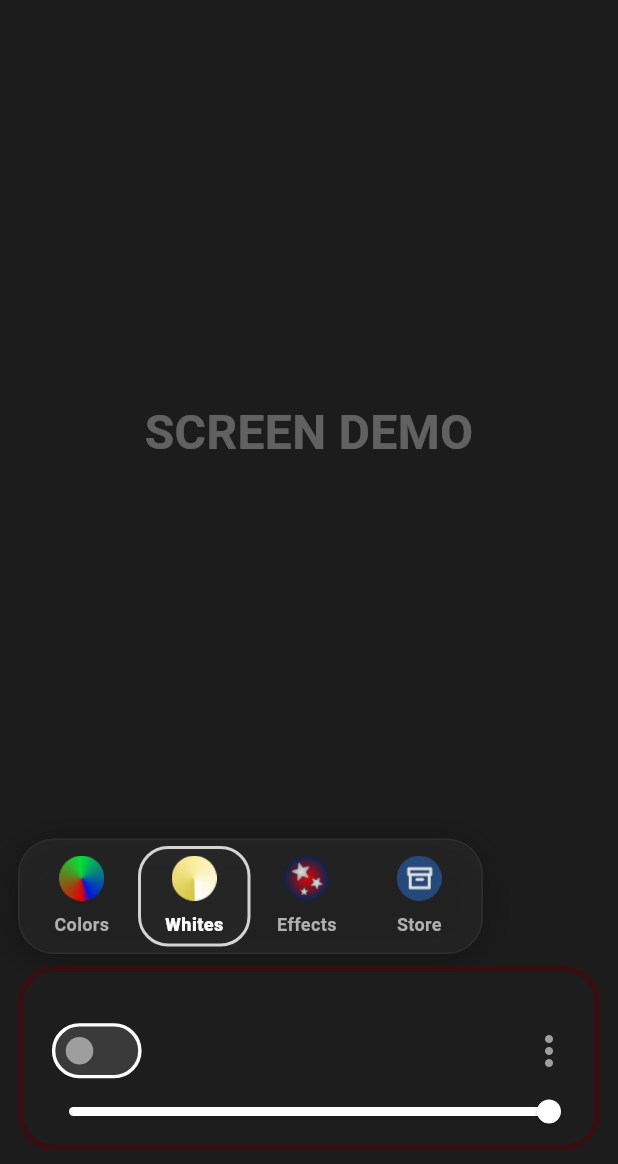
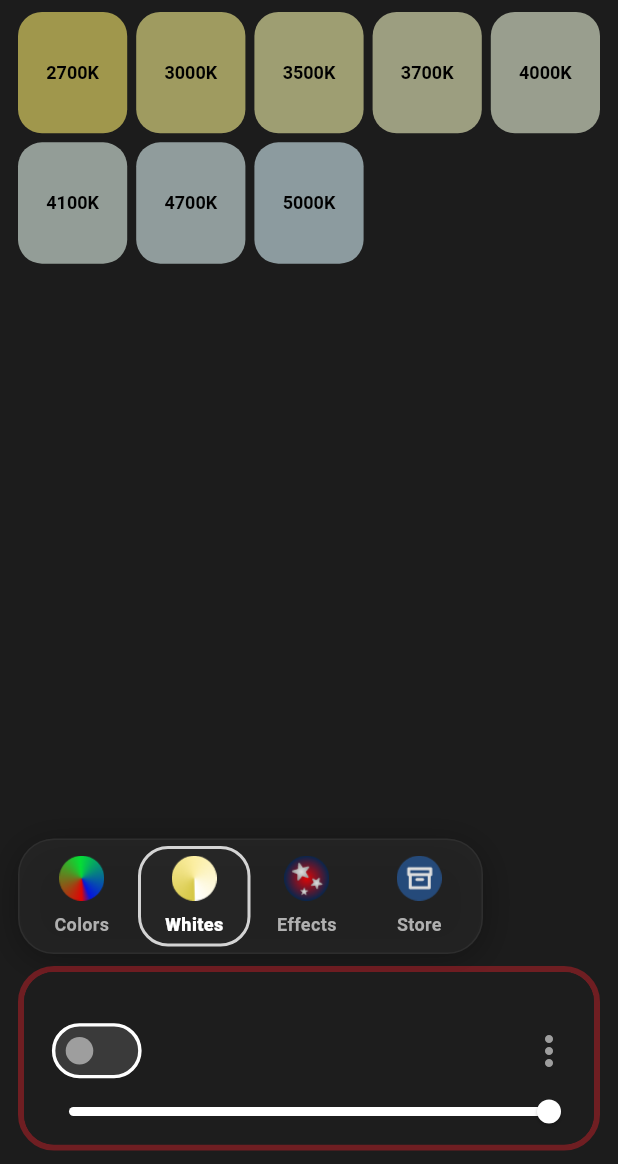
Before and after one commit to JoshFazekas/Haven_3.0, a Flutter app: the ColorsTabView screen opened directly with empty values, after a tap on "Whites", on a phone screen of 412 x 824 dp, the part 72-1236 px from its top. Run offline on Flutter 3.47's test engine with Material 3 defaults, Android fonts, the phone set to English and light mode, and no system bars; our stand-ins replace flutter_blue_plus, flutter_secure_storage, image_picker, lottie, permission_handler, shared_preferences; missing offline and left inert: network_info_plus, wifi_iot; accounts and stored records are empty; Roboto replaces fonts that are missing (SpaceMono).

Commit message:
few tweaks here and there

```diff
--- a/lib/screens/colors_tab_view.dart
+++ b/lib/screens/colors_tab_view.dart
@@ -163,18 +163,17 @@ class _ColorsTabViewState extends State<ColorsTabView>
       body: SafeArea(
         child: Column(
           children: [
-            const SizedBox(height: 10),
             // Color palette grid
             Expanded(
               child: Padding(
-                padding: const EdgeInsets.only(left: 12, right: 12, bottom: 15),
+                padding: const EdgeInsets.only(left: 6, right: 6, bottom: 0),
                 child: GridView.builder(
                   clipBehavior: Clip.none,
-                  padding: const EdgeInsets.all(12),
+                  padding: const EdgeInsets.symmetric(horizontal: 6, vertical: 0),
                   gridDelegate: const SliverGridDelegateWithFixedCrossAxisCount(
                     crossAxisCount: 5,
-                    crossAxisSpacing: 8,
-                    mainAxisSpacing: 8,
+                    crossAxisSpacing: 6,
+                    mainAxisSpacing: 6,
                     childAspectRatio: 0.9,
                   ),
                   itemCount:
@@ -303,12 +302,7 @@ class _ColorsTabViewState extends State<ColorsTabView>
                 decoration: BoxDecoration(
                   borderRadius: BorderRadius.circular(24),
                   border: Border.all(
-                    color: HSLColor.fromColor(_selectedColor)
-                        .withLightness(
-                          HSLColor.fromColor(_selectedColor).lightness * 0.3,
-                        )
-                        .toColor()
-                        .withOpacity(0.6),
+                    color: _selectedColor.withOpacity(0.4),
                     width: 4,
                   ),
                 ),
@@ -319,19 +313,12 @@ class _ColorsTabViewState extends State<ColorsTabView>
                     color: _isOn
                         ? (_brightness == 0
                               ? const Color(0xFF212121)
-                              : HSLColor.fromColor(_selectedColor)
-                                    .withLightness(
-                                      (HSLColor.fromColor(
-                                                _selectedColor,
-                                              ).lightness *
-                                              0.15) +
-                                          (HSLColor.fromColor(
-                                                _selectedColor,
-                                              ).lightness *
-                                              0.35 *
-                                              (_brightness / 100)),
-                                    )
-                                    .toColor())
+                              : Color.fromRGBO(
+                                  _selectedColor.red,
+                                  _selectedColor.green,
+                                  _selectedColor.blue,
+                                  0.15 + (0.35 * (_brightness / 100)),
+                                ))
                         : const Color(0xFF1D1D1D),
                     borderRadius: BorderRadius.circular(20),
                   ),
@@ -388,14 +375,7 @@ class _ColorsTabViewState extends State<ColorsTabView>
                               onChanged: (_) => _onToggleTap(),
                               activeColor: Colors.white,
                               activeTrackColor: _isOn
-                                  ? HSLColor.fromColor(_selectedColor)
-                                        .withLightness(
-                                          HSLColor.fromColor(
-                                                _selectedColor,
-                                              ).lightness *
-                                              0.3,
-                                        )
-                                        .toColor()
+                                  ? _selectedColor.withOpacity(0.5)
                                   : null,
                               inactiveThumbColor: Colors.grey,
                               inactiveTrackColor: const Color(0xFF3A3A3A),
--- a/lib/screens/whites_tab_view.dart
+++ b/lib/screens/whites_tab_view.dart
@@ -37,10 +37,21 @@ class _WhitesTabViewState extends State<WhitesTabView> {
   late bool _isOn;
   late double _brightness;
 
+  final Map<String, Color> _whiteTemperatures = {
+    '2700K': const Color(0xFFF8E96C),
+    '3000K': const Color(0xFFF6F08E),
+    '3500K': const Color(0xFFF4F4AC),
+    '3700K': const Color(0xFFF2F4C2),
+    '4000K': const Color(0xFFECF5DA),
+    '4100K': const Color(0xFFE3F3E9),
+    '4700K': const Color(0xFFDDF1F2),
+    '5000K': const Color(0xFFD6EFF6),
+  };
+
   @override
   void initState() {
     super.initState();
-    _selectedColor = widget.initialColor ?? Colors.white;
+    _selectedColor = widget.initialColor ?? const Color(0xFFF8E96C);
     _isOn = widget.initialIsOn ?? false;
     _brightness = widget.initialBrightness ?? 100.0;
   }
@@ -91,18 +102,87 @@ class _WhitesTabViewState extends State<WhitesTabView> {
       body: SafeArea(
         child: Column(
           children: [
-            const SizedBox(height: 10),
-            // Demo content area
+            // White temperature grid
             Expanded(
-              child: Center(
-                child: Text(
-                  'SCREEN DEMO',
-                  style: TextStyle(
-                    fontFamily: 'SpaceMono',
-                    fontSize: 32,
-                    fontWeight: FontWeight.bold,
-                    color: Colors.white.withOpacity(0.3),
+              child: Padding(
+                padding: const EdgeInsets.only(left: 6, right: 6, bottom: 0),
+                child: GridView.builder(
+                  clipBehavior: Clip.none,
+                  padding: const EdgeInsets.symmetric(horizontal: 6, vertical: 0),
+                  gridDelegate: const SliverGridDelegateWithFixedCrossAxisCount(
+                    crossAxisCount: 5,
+                    crossAxisSpacing: 6,
+                    mainAxisSpacing: 6,
+                    childAspectRatio: 0.9,
                   ),
+                  itemCount: _whiteTemperatures.length,
+                  itemBuilder: (context, index) {
+                    final tempName = _whiteTemperatures.keys.elementAt(index);
+                    final color = _whiteTemperatures[tempName]!;
+                    final isSelected = color == _selectedColor;
+
+                    // Darken white temperatures when not selected
+                    // This includes when a non-white color is selected
+                    final displayColor = isSelected
+                        ? color
+                        : Color.fromRGBO(
+                            color.red,
+                            color.green,
+                            color.blue,
+                            0.6,
+                          );
+
+                    return GestureDetector(
+                      onTap: () {
+                        HapticFeedback.mediumImpact();
+                        setState(() {
+                          _selectedColor = color;
+                          // If toggle is off, turn it on when a color is selected
+                          if (!_isOn) {
+                            _isOn = true;
+                          }
+                        });
+                        debugPrint('White temperature selected: $tempName - $color');
+                      },
+                      child: AnimatedContainer(
+                        duration: const Duration(milliseconds: 300),
+                        curve: Curves.easeInOut,
+                        decoration: BoxDecoration(
+                          color: displayColor,
+                          borderRadius: BorderRadius.circular(16),
+                          border: isSelected
+                              ? Border.all(color: Colors.white, width: 4)
+                              : Border.all(color: Colors.transparent, width: 4),
+                          boxShadow: isSelected
+                              ? [
+                                  BoxShadow(
+                                    color: color.withOpacity(0.6),
+                                    blurRadius: 12,
+                                    spreadRadius: 3,
+                                  ),
+                                ]
+                              : null,
+                        ),
+                        transform: isSelected
+                            ? Matrix4.identity().scaled(1.05)
+                            : Matrix4.identity(),
+                        child: Center(
+                          child: AnimatedDefaultTextStyle(
+                            duration: const Duration(milliseconds: 300),
+                            style: TextStyle(
+                              fontFamily: 'SpaceMono',
+                              fontSize: isSelected ? 13 : 12,
+                              fontWeight: isSelected
+                                  ? FontWeight.w900
+                                  : FontWeight.bold,
+                              color: Colors.black,
+                            ),
+                            child: Text(tempName, textAlign: TextAlign.center),
+                          ),
+                        ),
+                      ),
+                    );
+                  },
                 ),
               ),
             ),
@@ -129,12 +209,7 @@ class _WhitesTabViewState extends State<WhitesTabView> {
         decoration: BoxDecoration(
           borderRadius: BorderRadius.circular(24),
           border: Border.all(
-            color: HSLColor.fromColor(_selectedColor)
-                .withLightness(
-                  HSLColor.fromColor(_selectedColor).lightness * 0.3,
-                )
-                .toColor()
-                .withOpacity(0.6),
+            color: _selectedColor.withOpacity(0.4),
             width: 4,
           ),
         ),
@@ -145,19 +220,12 @@ class _WhitesTabViewState extends State<WhitesTabView> {
             color: _isOn
                 ? (_brightness == 0
                       ? const Color(0xFF212121)
-                      : HSLColor.fromColor(_selectedColor)
-                            .withLightness(
-                              (HSLColor.fromColor(
-                                        _selectedColor,
-                                      ).lightness *
-                                      0.15) +
-                                  (HSLColor.fromColor(
-                                        _selectedColor,
-                                      ).lightness *
-                                      0.35 *
-                                      (_brightness / 100)),
-                            )
-                            .toColor())
+                      : Color.fromRGBO(
+                          _selectedColor.red,
+                          _selectedColor.green,
+                          _selectedColor.blue,
+                          0.15 + (0.35 * (_brightness / 100)),
+                        ))
                 : const Color(0xFF1D1D1D),
             borderRadius: BorderRadius.circular(20),
           ),
@@ -211,14 +279,7 @@ class _WhitesTabViewState extends State<WhitesTabView> {
                       },
                       activeColor: Colors.white,
                       activeTrackColor: _isOn
-                          ? HSLColor.fromColor(_selectedColor)
-                                .withLightness(
-                                  HSLColor.fromColor(
-                                        _selectedColor,
-                                      ).lightness *
-                                      0.3,
-                                )
-                                .toColor()
+                          ? _selectedColor.withOpacity(0.5)
                           : null,
                       inactiveThumbColor: Colors.grey,
                       inactiveTrackColor: const Color(0xFF3A3A3A),
@@ -256,10 +317,26 @@ class _WhitesTabViewState extends State<WhitesTabView> {
                         overlayColor: Colors.white.withOpacity(0.2),
                       ),
                       child: Slider(
-                        value: 100,
+                        value: _brightness,
                         min: 0,
                         max: 100,
-                        onChanged: (value) {},
+                        onChanged: (value) {
+                          setState(() {
+                            _brightness = value;
+                            // Automatically turn off toggle when brightness reaches 0
+                            if (value == 0 && _isOn) {
+                              _isOn = false;
+                            }
+                            // Automatically turn on toggle when brightness is adjusted while off
+                            else if (value > 0 && !_isOn) {
+                              _isOn = true;
+                            }
+                          });
+                        },
+                        onChangeEnd: (value) {
+                          HapticFeedback.mediumImpact();
+                          debugPrint('Brightness set to: ${value.round()}%');
+                        },
                       ),
                     ),
                   ),
--- a/lib/widgets/device_control_card.dart
+++ b/lib/widgets/device_control_card.dart
@@ -60,17 +60,7 @@ class _DeviceControlCardState extends State<DeviceControlCard> {
         height: 101,
         decoration: BoxDecoration(
           borderRadius: BorderRadius.circular(20),
-          gradient: const RadialGradient(
-            center: Alignment.center,
-            radius: 1.5,
-            colors: [Color(0xFF3D3D3D), Color(0xFF070707)],
-          ),
-        ),
-        child: Container(
-          margin: const EdgeInsets.all(1.5), // Border width
-          decoration: BoxDecoration(
           color: const Color(0xFF1D1D1D),
-            borderRadius: BorderRadius.circular(18.5),
         ),
         padding: const EdgeInsets.symmetric(horizontal: 16, vertical: 12),
         child: Stack(
@@ -149,7 +139,6 @@ class _DeviceControlCardState extends State<DeviceControlCard> {
           ],
         ),
       ),
-      ),
     );
   }
 
@@ -193,7 +182,6 @@ class _DeviceControlCardState extends State<DeviceControlCard> {
         decoration: BoxDecoration(
           color: backgroundColor,
           borderRadius: BorderRadius.circular(12),
-          border: Border.all(color: borderColor, width: 1),
         ),
         child: Icon(icon, color: Colors.white, size: 24),
       ),
@@ -213,7 +201,6 @@ class _DeviceControlCardState extends State<DeviceControlCard> {
         decoration: BoxDecoration(
           color: backgroundColor,
           borderRadius: BorderRadius.circular(12),
-          border: Border.all(color: borderColor, width: 1),
         ),
         child: Image.asset(imagePath, width: 24, height: 24),
       ),
```
Lines whose indentation alone changed are shown as unchanged.
